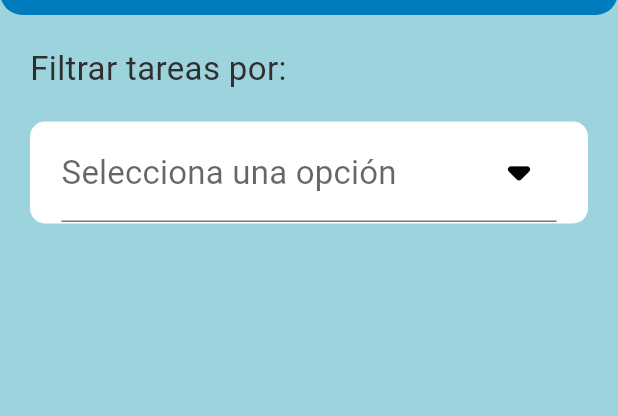
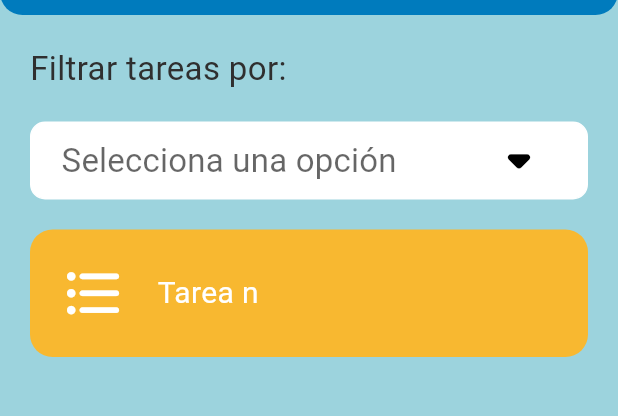
Before and after one commit to Lmore07/FisioFlex, a Flutter app: the tasksList screen opened by its route, on a phone screen of 412 x 824 dp, the part 135-551 px from its top. Run offline on Flutter 3.47's test engine with Material 2 defaults, Android fonts, the phone set to English and light mode, and no system bars; our stand-ins replace flutter_dotenv, flutter_tts, pin_code_fields, shared_preferences, video_player, youtube_player_flutter; accounts and stored records are empty; Roboto replaces fonts that are missing (Nunito).

Commit message:
agregado de video y detalle de tarea

```diff
--- a/lib/main.dart
+++ b/lib/main.dart
@@ -1,4 +1,5 @@
 import 'package:fisioflex/pages/dashboard/dashboard.dart';
+import 'package:fisioflex/pages/dashboard/options/detailTask.dart';
 import 'package:fisioflex/pages/dashboard/options/myAccount.dart';
 import 'package:fisioflex/pages/dashboard/options/tasks.dart';
 import 'package:fisioflex/pages/security/forgotPassword.dart';
@@ -38,6 +39,7 @@ class MyApp extends StatelessWidget {
         'recovery-password': (context) => const forgotPassword(),
         'reset-password': (context) => const recoveryPassword(),
         'tasks-list': (context) => const tasksList(),
+        'detail-task': (context) => const detailTask(),
         'my-account': (context) => const myAccount(),
       },
     );
--- a/lib/pages/dashboard/options/tasks.dart
+++ b/lib/pages/dashboard/options/tasks.dart
@@ -1,4 +1,5 @@
 import 'package:fisioflex/pages/designs/appBar.dart';
+import 'package:fisioflex/pages/designs/cardButton.dart';
 import 'package:flutter/material.dart';
 
 bool? selected;
@@ -47,7 +48,7 @@ class _tasksListState extends State<tasksList> {
                   color: Colors.white,
                   border: Border.all(width: 1, color: Colors.white),
                   borderRadius: BorderRadius.circular(10)),
-              child: DropdownButtonFormField(
+              child: DropdownButton(
                 onChanged: (value) {
                   setState(() {
                     selected = value;
@@ -73,14 +74,47 @@ class _tasksListState extends State<tasksList> {
                     fontFamily: 'Nunito',
                   ),
                 ),
+                underline: Container(),
               ),
             ),
             SizedBox(
               height: 20,
-            )
+            ),
+            taskList()
           ]),
         ),
       ),
     );
   }
 }
+
+class taskList extends StatelessWidget {
+  const taskList({
+    super.key,
+  });
+
+  @override
+  Widget build(BuildContext context) {
+    return Expanded(
+      child: SingleChildScrollView(
+        child: Container(
+          child: Column(
+            children: [
+              cardButtonTaskWidget(
+                  icon: Icons.format_list_bulleted_rounded,
+                  tittle: 'Tarea n',
+                  onPressed: () {
+                    print('Tareas presionado');
+                    Navigator.pushNamed(context, 'detail-task',
+                        arguments: {'id': 1, 'name': 'John'});
+                  }),
+              SizedBox(
+                height: 20,
+              ),
+            ],
+          ),
+        ),
+      ),
+    );
+  }
+}
--- a/lib/pages/designs/cardButton.dart
+++ b/lib/pages/designs/cardButton.dart
@@ -18,6 +18,7 @@ class cardButtonWidget extends StatelessWidget {
       child: InkWell(
         onTap: onPressed,
         child: Container(
+          width: double.infinity,
           padding: EdgeInsetsDirectional.all(20),
           decoration: BoxDecoration(
               color: Color.fromRGBO(248, 184, 48, 1),
@@ -54,7 +55,6 @@ class cardButtonWidget extends StatelessWidget {
   }
 }
 
-
 class cardButtonTaskWidget extends StatelessWidget {
   final String tittle;
   final IconData icon;
@@ -68,9 +68,7 @@ class cardButtonTaskWidget extends StatelessWidget {
 
   @override
   Widget build(BuildContext context) {
-    return Padding(
-      padding: const EdgeInsets.symmetric(horizontal: 30),
-      child: InkWell(
+    return InkWell(
       onTap: onPressed,
       child: Container(
         padding: EdgeInsetsDirectional.all(20),
@@ -78,7 +76,6 @@ class cardButtonTaskWidget extends StatelessWidget {
             color: Color.fromRGBO(248, 184, 48, 1),
             borderRadius: BorderRadius.circular(15)),
         child: Row(
-            mainAxisAlignment: MainAxisAlignment.spaceBetween,
           children: [
             Column(
               children: [
@@ -89,20 +86,17 @@ class cardButtonTaskWidget extends StatelessWidget {
                 )
               ],
             ),
-              Expanded(
-                child: Column(
+            SizedBox(width: 20),
+            Column(
               children: [
                 Text(tittle,
-                        textAlign: TextAlign.center,
                     style: TextStyle(
                         color: Colors.white,
                         fontSize: 20,
                         fontWeight: FontWeight.w400))
               ],
             ),
-              ),
           ],
-          ),
         ),
       ),
     );
--- a/pubspec.yaml
+++ b/pubspec.yaml
@@ -52,6 +52,8 @@ dev_dependencies:
   flutter_dotenv: ^5.1.0
   http: ^0.13.4
   fluttertoast: ^8.0.8
+  video_player: ^2.2.5
+  youtube_player_flutter: ^8.0.0
   shared_preferences: ^2.1.2
 # For information on the generic Dart part of this file, see the
 # following page: https://dart.dev/tools/pub/pubspec
```
Also changed, not shown: lib/pages/dashboard/options/detailTask.dart (added, +73 -0 lines), lib/pages/designs/buttons.dart (+71 -3 lines), lib/pages/designs/videoPlayer.dart (added, +57 -0 lines), pubspec.lock, 2 other files. Lines whose indentation alone changed are shown as unchanged.
